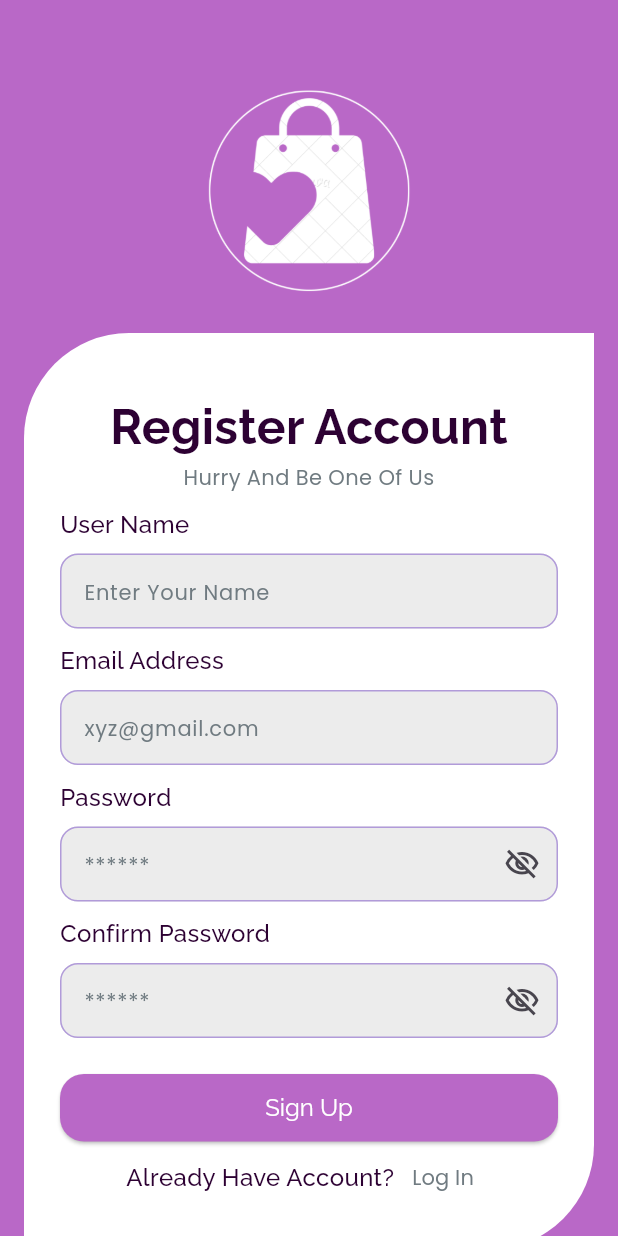
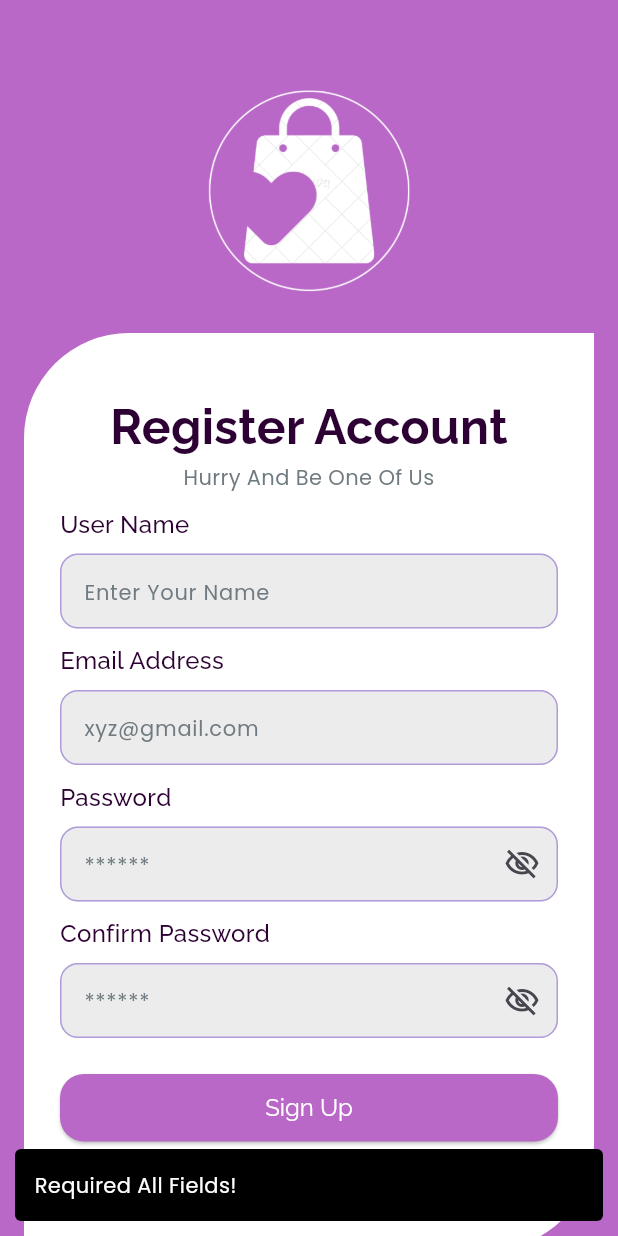
Before and after one commit to Rwan00/swift_buy, a Flutter app: the LoginScreen screen opened directly, after a tap on "Create Account", after a tap on "Sign Up", on a phone screen of 412 x 824 dp. Run offline on Flutter 3.47's test engine with Material 3 defaults, Android fonts, the phone set to English and light mode, and no system bars; our stand-ins replace easy_splash_screen, google_fonts, page_transition, smooth_page_indicator.

Commit message:
add validation while register

```diff
--- a/lib/screens/sign_screen.dart
+++ b/lib/screens/sign_screen.dart
@@ -25,7 +25,7 @@ String form = "Login";
 
 
   Widget renderWidget() {
-    return form == "Login" ? login(updateWidget) : register(updateWidget);
+    return form == "Login" ? login(updateWidget,context) : register(updateWidget,context);
   }
 
   void updateWidget() {
--- a/lib/widgets/login_widget.dart
+++ b/lib/widgets/login_widget.dart
@@ -5,7 +5,9 @@ import '../theme/body_theme.dart';
 import '../theme/fonts.dart';
 import 'input_field.dart';
 
-Widget login(void Function() onPressed) {
+Widget login(void Function() onPressed, BuildContext context) {
+  TextEditingController emailController = TextEditingController();
+  TextEditingController passwordController = TextEditingController();
   return Container(
     //height:300,
     decoration: const BoxDecoration(
@@ -37,16 +39,18 @@ Widget login(void Function() onPressed) {
           Column(
             crossAxisAlignment: CrossAxisAlignment.end,
             children: [
-                const InputField(
+              InputField(
                 title: 'Email Address',
                 hint: 'xyz@gmail.com',
+                controller: emailController,
               ),
-                const InputField(
+              InputField(
                 title: 'Password',
                 hint: '******',
                 isPassword: true,
-                  widget: Icon(Icons.remove_red_eye_outlined),
+                widget: const Icon(Icons.remove_red_eye_outlined),
                 textType: TextInputType.visiblePassword,
+                controller: passwordController,
               ),
               const SizedBox(
                 height: 6,
@@ -67,7 +71,42 @@ Widget login(void Function() onPressed) {
             width: double.infinity,
             height: 45,
             child: ElevatedButton(
+                onPressed: () {
+                  if (emailController.text.isEmpty ||
+                      passwordController.text.isEmpty) {
+                    final snackBar = SnackBar(
+                      padding: const EdgeInsets.all(0.0),
+                      margin: const EdgeInsets.all(10),
+                      behavior: SnackBarBehavior.floating,
+                      elevation: 0,
+                      backgroundColor: Colors.black,
+                      content: Padding(
+                        padding: const EdgeInsets.all(5.0),
+                        child: Container(
+                            decoration: BoxDecoration(
+                              color: Colors.black,
+                              borderRadius: BorderRadius.circular(30.0),
+                            ),
+                            // height: 70,
+                            // width: 200,
+
+                            child: Padding(
+                              padding: const EdgeInsets.only(left: 8.0),
+                              child: Text(
+                                "Required All Fields!",
+                                style: subTitle.copyWith(color: Colors.white),
+                              ),
+                            )),
+                      ),
+                      action: SnackBarAction(
+                        label: '',
                         onPressed: () {},
+                      ),
+                    );
+
+                    ScaffoldMessenger.of(context).showSnackBar(snackBar);
+                  }
+                },
                 style: ButtonStyle(
                     foregroundColor: MaterialStateProperty.all(Colors.white),
                     textStyle: MaterialStateProperty.all(
@@ -78,8 +117,7 @@ Widget login(void Function() onPressed) {
                             16.0), // Adjust the radius here
                       ),
                     ),
-                      backgroundColor:
-                          MaterialStateProperty.all(primaryPurple)),
+                    backgroundColor: MaterialStateProperty.all(primaryPurple)),
                 child: const Text("Sign In")),
           ),
           Row(
@@ -90,7 +128,7 @@ Widget login(void Function() onPressed) {
                 style: titleStyle,
               ),
               TextButton(
-                  onPressed:onPressed,
+                onPressed: onPressed,
                 child: Text(
                   'Create Account',
                   style: subTitle,
--- a/lib/widgets/register_widget.dart
+++ b/lib/widgets/register_widget.dart
@@ -5,7 +5,12 @@ import '../theme/body_theme.dart';
 import '../theme/fonts.dart';
 import 'input_field.dart';
 
-Widget register(void Function() onPressed) {
+Widget register(void Function() onPressed,BuildContext context) {
+  TextEditingController usernameController = TextEditingController();
+  TextEditingController emailController = TextEditingController();
+  TextEditingController passwordController = TextEditingController();
+  TextEditingController confirmPasswordController = TextEditingController();
+
   return Container(
     //height:300,
     decoration: const BoxDecoration(
@@ -59,7 +64,6 @@ Widget register(void Function() onPressed) {
                 textType: TextInputType.visiblePassword,
                 isPassword: true,
               ),
-
             ],
           ),
           const SizedBox(
@@ -69,7 +73,45 @@ Widget register(void Function() onPressed) {
             width: double.infinity,
             height: 45,
             child: ElevatedButton(
+                onPressed: () {
+                  if (emailController.text.isEmpty ||
+                      passwordController.text.isEmpty||
+                      usernameController.text.isEmpty||
+                      confirmPasswordController.text.isEmpty
+                      ) {
+                    final snackBar = SnackBar(
+                      padding: const EdgeInsets.all(0.0),
+                      margin: const EdgeInsets.all(10),
+                      behavior: SnackBarBehavior.floating,
+                      elevation: 0,
+                      backgroundColor: Colors.black,
+                      content: Padding(
+                        padding: const EdgeInsets.all(5.0),
+                        child: Container(
+                            decoration: BoxDecoration(
+                              color: Colors.black,
+                              borderRadius: BorderRadius.circular(30.0),
+                            ),
+                            // height: 70,
+                            // width: 200,
+
+                            child: Padding(
+                              padding: const EdgeInsets.only(left: 8.0),
+                              child: Text(
+                                "Required All Fields!",
+                                style: subTitle.copyWith(color: Colors.white),
+                              ),
+                            )),
+                      ),
+                      action: SnackBarAction(
+                        label: '',
                         onPressed: () {},
+                      ),
+                    );
+
+                    ScaffoldMessenger.of(context).showSnackBar(snackBar);
+                  }
+                },
                 style: ButtonStyle(
                     foregroundColor: MaterialStateProperty.all(Colors.white),
                     textStyle: MaterialStateProperty.all(
@@ -80,8 +122,7 @@ Widget register(void Function() onPressed) {
                             16.0), // Adjust the radius here
                       ),
                     ),
-                      backgroundColor:
-                          MaterialStateProperty.all(primaryPurple)),
+                    backgroundColor: MaterialStateProperty.all(primaryPurple)),
                 child: const Text("Sign Up")),
           ),
           Row(
```
Lines whose indentation alone changed are shown as unchanged.
